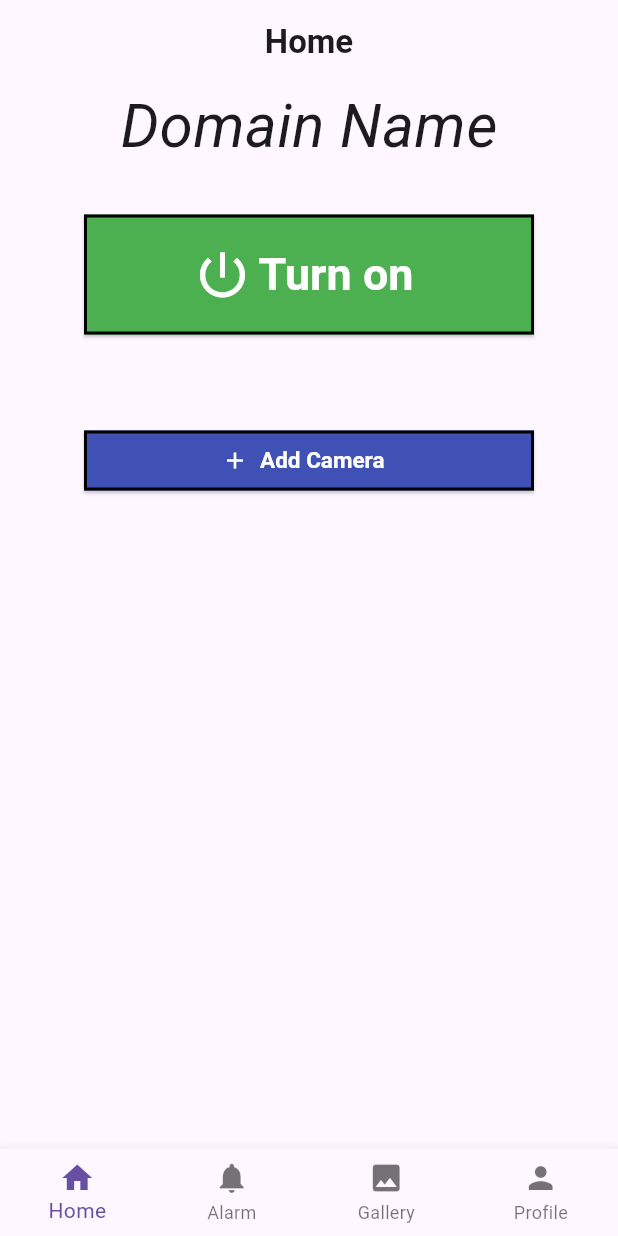
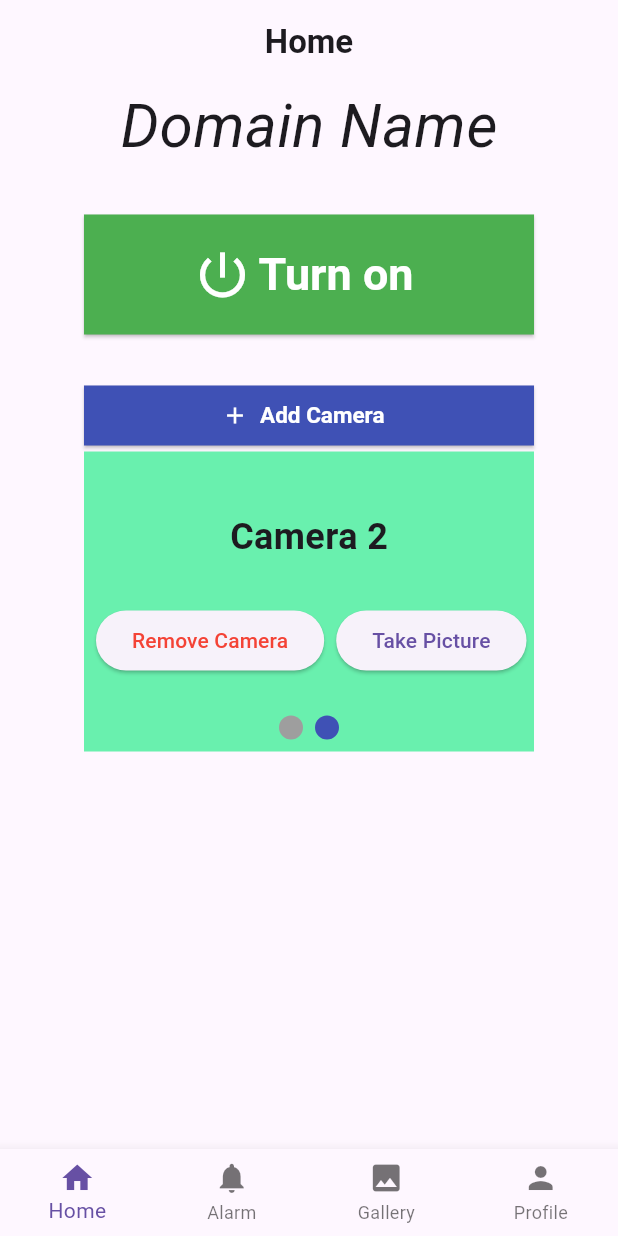
Before and after one commit to NeelDB/omni_guardian, a Flutter app: the screen it shows once a user with an empty profile is signed in, after a tap on "Add Camera", on a phone screen of 412 x 824 dp. Run offline on Flutter 3.47's test engine with Material 3 defaults, Android fonts, the phone set to English and light mode, and no system bars; drawn by our look-alikes of smooth_page_indicator; our stand-ins replace firebase_auth, firebase_core, google_sign_in, shared_preferences; missing offline and left inert: network_info_plus; accounts and stored records are empty.

Commit message:
User can add and remove cameras

```diff
--- a/lib/homepage.dart
+++ b/lib/homepage.dart
@@ -3,7 +3,7 @@ import 'package:flutter/material.dart';
 import 'package:google_sign_in/google_sign_in.dart';
 import 'package:omni_guardian/pages/alarm.dart';
 import 'package:omni_guardian/pages/gallery.dart';
-import 'package:omni_guardian/pages/home.dart';
+import 'package:omni_guardian/pages/home/home.dart';
 import 'package:omni_guardian/pages/profile/profile.dart';
 
 class HomePage extends StatefulWidget {
--- a/lib/pages/home.dart
+++ /dev/null
@@ -1,144 +0,0 @@
-import 'package:flutter/cupertino.dart';
-import 'package:flutter/material.dart';
-import 'package:omni_guardian/components/my_app_bar.dart';
-import 'package:omni_guardian/components/my_numberfield.dart';
-import 'package:omni_guardian/services/auth_service.dart';
-
-class Home extends StatefulWidget {
-  Home({super.key});
-
-  @override
-  State<Home> createState() => _HomeState();
-}
-
-class _HomeState extends State<Home> {
-  final codeController = TextEditingController();
-  bool isOn = false;
-
-  @override
-  Widget build(BuildContext context) {
-    return Scaffold(
-      appBar: MyAppBar('Home'),
-      body: SingleChildScrollView(
-        child: Center(
-          child: Column(
-              children: [
-                const Text(
-                    'Domain Name',
-                    style: TextStyle(
-                      fontSize: 40,
-                      fontStyle: FontStyle.italic
-                    ),
-                  ),
-
-                const SizedBox(height: 30),
-
-                //Turn System on/off
-                ElevatedButton.icon(
-                    onPressed: () {_showCodeInputDialog(context);},
-                    icon: isOn? const Icon(Icons.cancel) : const Icon(Icons.power_settings_new, size: 40),
-                    label: isOn? const Text('Turn off') : const Text('Turn on'),
-                    style: ElevatedButton.styleFrom(
-                      backgroundColor: isOn? Colors.red : Colors.green,
-                      foregroundColor: Colors.white,
-                      fixedSize: const Size(300, 80),
-                      side: const BorderSide(color: Colors.black, width: 2),
-                      shape: const RoundedRectangleBorder(),
-                      textStyle: const TextStyle(
-                        fontSize: 30,
-                        fontWeight: FontWeight.bold,
-                      ),
-                    )
-                ),
-
-                const SizedBox(height: 60),
-
-                //Add camera
-                ElevatedButton.icon(
-                  onPressed: (){},
-                  icon: const Icon(Icons.add),
-                  label: const Text('Add Camera'),
-                  style: ElevatedButton.styleFrom(
-                    backgroundColor: Colors.indigo,
-                    foregroundColor: Colors.white,
-                    fixedSize: const Size(300, 40),
-                    side: const BorderSide(color: Colors.black, width: 2),
-                    shape: const RoundedRectangleBorder(),
-                    textStyle: const TextStyle(
-                      fontSize: 15,
-                      fontWeight: FontWeight.bold,
-                    ),
-                  )
-                ),
-
-                /*Container(
-                  height: 60,
-                  width: 300,
-                  decoration: BoxDecoration(
-                    border: Border.all(
-                      color: Colors.black, // Outline color
-                      width: 2.0, // Outline width
-                    ),
-                  ),
-                  child: const Row(
-                    children: <Widget>[
-                      Switch(value: true, onChanged: null),
-                      Text('Camera 1')
-                    ],
-                  ),
-                ) */
-              ],
-          ),
-        ),
-      )
-    );
-  }
-
-  void _showCodeInputDialog(BuildContext context) {
-    showDialog(
-      context: context,
-      builder: (BuildContext context) {
-        return AlertDialog(
-          title: const Text('Enter Code'),
-          content: MyNumberField(
-            labelText: 'Code',
-            controller: codeController,
-            obscureText: true,
-          ),
-          actions: <Widget>[
-            TextButton(
-              onPressed: () {
-                Navigator.of(context).pop();
-              },
-              child: const Text('Cancel'),
-            ),
-            ElevatedButton(
-              onPressed: () {
-                if(_codeIsCorrect()) {
-                  if(isOn) {
-                    setState(() {isOn = false;});
-                  }
-                  else {setState(() {isOn = true;});
-                  }
-                }
-                else {
-                  ScaffoldMessenger.of(context).showSnackBar(
-                      const SnackBar(
-                        content: Text('Incorrect code. Please try again.'),
-                  ));
-                }
-                codeController.text = '';
-                Navigator.of(context).pop();
-              },
-              child: const Text('Submit'),
-            ),
-          ],
-        );
-      },
-    );
-  }
-
-  bool _codeIsCorrect() {
-    return codeController.text == '1234';
-  }
-}
--- /dev/null
+++ b/lib/pages/home/home.dart
@@ -0,0 +1,233 @@
+import 'package:flutter/cupertino.dart';
+import 'package:flutter/material.dart';
+import 'package:omni_guardian/components/my_app_bar.dart';
+import 'package:omni_guardian/components/my_numberfield.dart';
+import 'package:omni_guardian/services/auth_service.dart';
+import 'package:smooth_page_indicator/smooth_page_indicator.dart';
+
+class Home extends StatefulWidget {
+  Home({super.key});
+
+  @override
+  State<Home> createState() => _HomeState();
+}
+
+class _HomeState extends State<Home> {
+  final codeController = TextEditingController();
+  bool isOn = false;
+  List<String> cameras = ['Camera 1'];
+  PageController _pageController = PageController();
+
+  @override
+  Widget build(BuildContext context) {
+    return Scaffold(
+      appBar: MyAppBar('Home'),
+      body: SingleChildScrollView(
+        child: Center(
+          child: Column(
+              children: [
+                const Text(
+                    'Domain Name',
+                    style: TextStyle(
+                      fontSize: 40,
+                      fontStyle: FontStyle.italic
+                    ),
+                  ),
+
+                const SizedBox(height: 30),
+
+                //Turn System on/off
+                ElevatedButton.icon(
+                    onPressed: () {_showCodeInputDialog(context);},
+                    icon: isOn? const Icon(Icons.cancel) : const Icon(Icons.power_settings_new, size: 40),
+                    label: isOn? const Text('Turn off') : const Text('Turn on'),
+                    style: ElevatedButton.styleFrom(
+                      backgroundColor: isOn? Colors.red : Colors.green,
+                      foregroundColor: Colors.white,
+                      fixedSize: const Size(300, 80),
+                      //side: const BorderSide(color: Colors.black, width: 2),
+                      shape: const RoundedRectangleBorder(),
+                      textStyle: const TextStyle(
+                        fontSize: 30,
+                        fontWeight: FontWeight.bold,
+                      ),
+                    )
+                ),
+
+                const SizedBox(height: 30),
+
+                //Add camera
+                ElevatedButton.icon(
+                  onPressed: cameras.length >= 5 ? null : _addCamera,
+                  icon: const Icon(Icons.add),
+                  label: const Text('Add Camera'),
+                  style: ElevatedButton.styleFrom(
+                    backgroundColor: Colors.indigo,
+                    foregroundColor: Colors.white,
+                    fixedSize: const Size(300, 40),
+                    //side: const BorderSide(color: Colors.black, width: 2),
+                    shape: const RoundedRectangleBorder(),
+                    textStyle: const TextStyle(
+                      fontSize: 15,
+                      fontWeight: FontWeight.bold,
+                    ),
+                  )
+                ),
+
+                Container(
+                  height: 200,
+                  width: 300,
+                  decoration: const BoxDecoration(
+                    color: Colors.greenAccent
+                  ),
+                  child: Stack(
+                    children: [
+                      PageView.builder(
+                          controller: _pageController,
+                          itemCount: cameras.length,
+                          itemBuilder: (container, index) {
+                            return Container(
+                              margin: const EdgeInsets.symmetric(vertical: 40),
+                              child: Column(
+                                mainAxisSize: MainAxisSize.min,
+                                children: [
+                                  Text(
+                                    cameras[index],
+                                    style: const TextStyle(fontSize: 24, fontWeight: FontWeight.bold),
+                                  ),
+                                  const SizedBox(height: 20),
+
+                                  if (index > 0) // Remove button for camera 2, 3, 4, and 5
+                                      Row(
+                                        children: [
+                                          Padding(
+                                            padding: const EdgeInsets.all(8.0),
+                                            child: ElevatedButton(
+                                              onPressed: () => _removeCamera(index),
+                                              style: ElevatedButton.styleFrom(
+                                                foregroundColor: Colors.red,
+                                              ),
+                                              child: const Text('Remove Camera'),
+                                            ),
+                                          ),
+
+                                          ElevatedButton(
+                                              onPressed: () {
+                                                // Implement take picture functionality
+                                              },
+                                              child: const Text('Take Picture'),
+                                            ),
+                                        ],
+                                      )
+                                  else
+                                    ElevatedButton(
+                                      onPressed: () {
+                                        // Implement take picture functionality
+                                      },
+                                      child: const Text('Take Picture'),
+                                    ),
+                                ],
+                              ),
+                            );
+                          }
+                      ),
+
+                      Padding(
+                        padding: const EdgeInsets.all(8.0),
+                        child: Align(
+                          alignment: Alignment.bottomCenter,
+                          child: SmoothPageIndicator(
+                            controller: _pageController,
+                            count: cameras.length,
+                            effect: const WormEffect(),
+                            onDotClicked: (index) {
+                              _pageController.animateToPage(
+                                  index,
+                                  duration: const Duration(microseconds: 400),
+                                  curve: Curves.easeOut
+                              );
+                            },
+
+                          ),
+                        ),
+                      )
+                    ],
+                  ),
+                )
+              ],
+          ),
+        ),
+      )
+    );
+  }
+
+  bool _codeIsCorrect() {
+    return codeController.text == '1234';
+  }
+
+  void _addCamera() {
+    if(cameras.length < 5) {
+      setState(() {
+        int index = cameras.length;
+        cameras.add('Camera ${cameras.length + 1}');
+        _pageController.animateToPage(
+            index,
+            duration: const Duration(microseconds: 400),
+            curve: Curves.bounceInOut
+        );
+      });
+    }
+  }
+
+  void _removeCamera(int index) {
+    if (index > 0 && index < cameras.length) {
+      setState(() {
+        cameras.removeAt(index);
+        _pageController.jumpToPage(index - 1);
+      });
+    }
+  }
+  void _showCodeInputDialog(BuildContext context) {
+    showDialog(
+      context: context,
+      builder: (BuildContext context) {
+        return AlertDialog(
+          title: const Text('Enter Code'),
+          content: MyNumberField(
+            labelText: 'Code',
+            controller: codeController,
+            obscureText: true,
+          ),
+          actions: <Widget>[
+            TextButton(
+              onPressed: () {
+                Navigator.of(context).pop();
+              },
+              child: const Text('Cancel'),
+            ),
+            ElevatedButton(
+              onPressed: () {
+                if(_codeIsCorrect()) {
+                  if(isOn) {
+                    setState(() {isOn = false;});
+                  }
+                  else {setState(() {isOn = true;});
+                  }
+                }
+                else {
+                  ScaffoldMessenger.of(context).showSnackBar(
+                      const SnackBar(
+                        content: Text('Incorrect code. Please try again.'),
+                  ));
+                }
+                codeController.text = '';
+                Navigator.of(context).pop();
+              },
+              child: const Text('Submit'),
+            ),
+          ],
+        );
+      },
+    );
+  }
+}
--- a/pubspec.yaml
+++ b/pubspec.yaml
@@ -33,6 +33,7 @@ dependencies:
   http: ^1.2.0
   shared_preferences: ^2.2.2
   network_info_plus: ^2.2.0
+  smooth_page_indicator: ^1.0.0+2
 
 
   # The following adds the Cupertino Icons font to your application.
```
Also changed, not shown: pubspec.lock.
